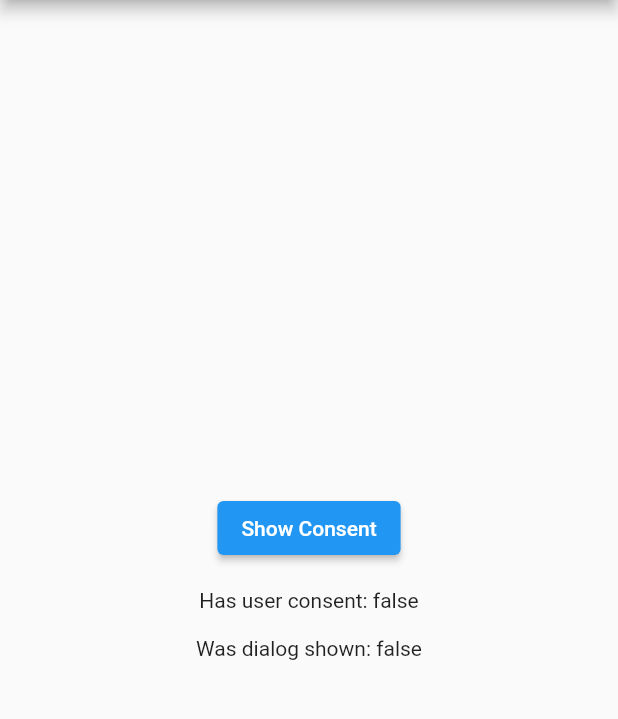
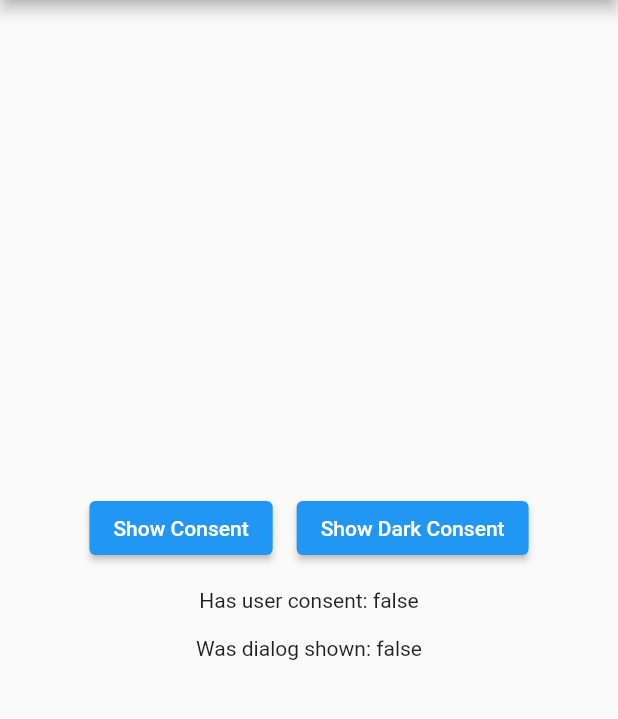
Before and after one commit to STUN-Apps-Dev/stun_consent, a Flutter app: the screen it shows after launch, on a phone screen of 412 x 824 dp, the part 84-803 px from its top. Run offline on Flutter 3.47's test engine with Material 2 defaults, Android fonts, the phone set to English and light mode, and no system bars; our stand-ins replace shared_preferences.

Commit message:
feat: add dark theme

```diff
--- a/example/lib/main.dart
+++ b/example/lib/main.dart
@@ -54,6 +54,20 @@ class _MyHomePageState extends State<MyHomePage> {
     setState(() {});
   }
 
+  Future<void> _showDarkConsent() async {
+    await StunConsent.showConsent(
+      context,
+      ConsentConfig.dark(
+        appIconPath: 'assets/ic_launcher.png',
+        appName: 'Stun Consent Demo App',
+        contentPath: 'assets/content.json',
+      ),
+    );
+    _hasConsent = await StunConsent.hasUserConsent;
+    _wasShown = await StunConsent.dialogWasShown;
+    setState(() {});
+  }
+
   @override
   Widget build(BuildContext context) {
     return Scaffold(
@@ -63,11 +77,19 @@ class _MyHomePageState extends State<MyHomePage> {
       body: Column(
         mainAxisAlignment: MainAxisAlignment.center,
         children: [
-          Center(
-            child: ElevatedButton(
-              onPressed: _showConsent,
-              child: const Text('Show Consent'),
-            ),
+          Row(
+            mainAxisAlignment: MainAxisAlignment.center,
+            children: [
+              ElevatedButton(
+                onPressed: _showConsent,
+                child: const Text('Show Consent'),
+              ),
+              const SizedBox(width: 16),
+              ElevatedButton(
+                onPressed: _showDarkConsent,
+                child: const Text('Show Dark Consent'),
+              ),
+            ],
           ),
           const SizedBox(height: 16),
           Text('Has user consent: $_hasConsent'),
--- a/lib/consent_config.dart
+++ b/lib/consent_config.dart
@@ -2,8 +2,10 @@ part of 'stun_consent.dart';
 
 class ConsentConfig {
   final Color backgroundColor;
+  final Color footerColor;
   final Color textColor;
   final Color accentColor;
+  final Color buttonTextColor;
   final String appIconPath;
   final String appName;
   final String contentPath;
@@ -11,8 +13,22 @@ class ConsentConfig {
 
   ConsentConfig({
     this.backgroundColor = const Color(0xffe3e7e8),
+    this.footerColor = Colors.white,
     this.textColor = const Color(0xff0c2e43),
     this.accentColor = const Color(0xff5be769),
+    this.buttonTextColor = const Color(0xff0c2e43),
+    required this.appIconPath,
+    required this.appName,
+    required this.contentPath,
+    this.onRequestPermissions,
+  });
+
+  ConsentConfig.dark({
+    this.backgroundColor = const Color(0xFF212223),
+    this.footerColor = const Color(0x19000000),
+    this.textColor = Colors.white,
+    this.accentColor = const Color(0xFF27AE35),
+    this.buttonTextColor = const Color(0xFF232425),
     required this.appIconPath,
     required this.appName,
     required this.contentPath,
--- a/lib/consent_dialog.dart
+++ b/lib/consent_dialog.dart
@@ -158,7 +158,7 @@ class _BottombarWidget extends StatelessWidget {
       children: [
         Container(
           width: double.infinity,
-          color: Colors.white,
+          color: config.footerColor,
           padding: const EdgeInsets.all(16),
           child: SafeArea(
             child: Column(
@@ -180,7 +180,7 @@ class _BottombarWidget extends StatelessWidget {
                     child: Text(
                       "Всё понятно, спасибо",
                       style: TextStyle(
-                        color: config.textColor,
+                        color: config.buttonTextColor,
                         fontSize: 16,
                         fontWeight: FontWeight.w500,
                       ),
--- a/pubspec.yaml
+++ b/pubspec.yaml
@@ -1,6 +1,6 @@
 name: stun_consent
 description: A new Flutter package project.
-version: 1.0.2
+version: 1.0.3
 homepage: "none"
 
 environment:
```
Also changed, not shown: 9 other files.
